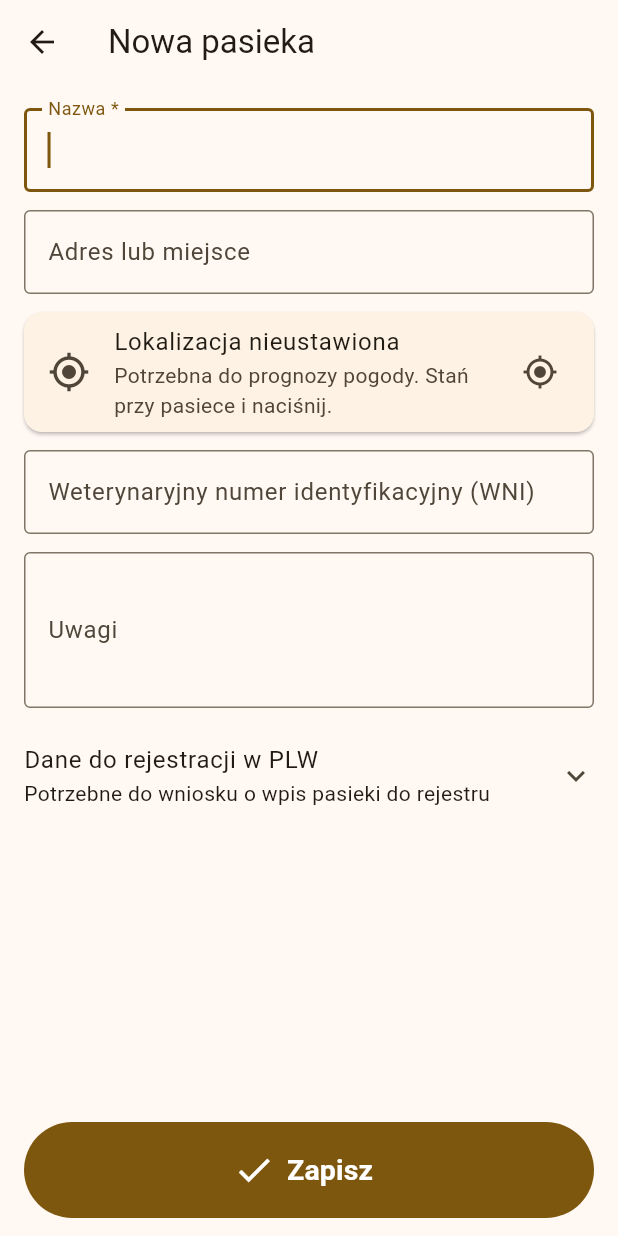
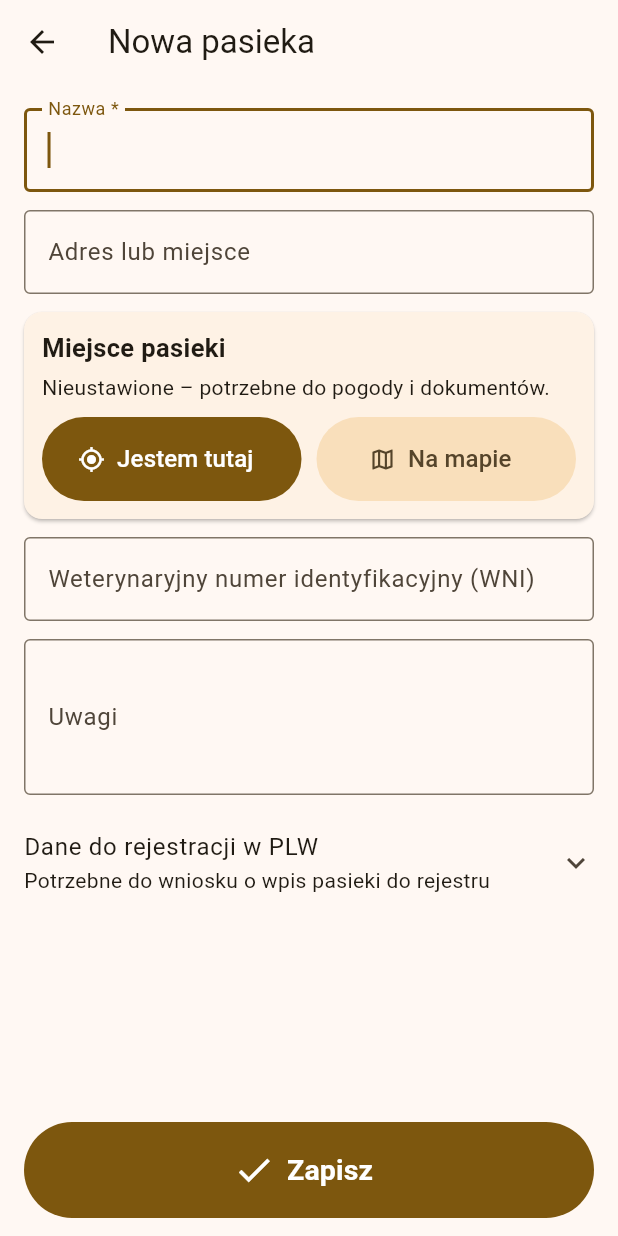
Before and after one commit to krzysztofkupczynski-ops/mobeehive-app, a Flutter app: the ApiaryForm screen opened directly, on a phone screen of 412 x 824 dp. Run offline on Flutter 3.47's test engine with Material 3 defaults, Android fonts, the phone set to English and light mode, and no system bars; our stand-ins replace flutter_map, flutter_secure_storage, geolocator, latlong2, package_info_plus, pdf and 3 more; missing offline and left inert: mobile_scanner; accounts and stored records are empty.

Commit message:
Forma sprzedaży (brak/RHD/SB) w ustawieniach, miejsce pasieki z GPS lub mapy, powiat z lokalizacji
Co-Authored-By: Claude Opus 5.5 <noreply@anthropic.com>
Claude-Session: https://claude.ai/code/session_01M3ULCLHvurboMQJk6nkisQ

```diff
--- a/lib/api.dart
+++ b/lib/api.dart
@@ -91,6 +91,9 @@ class Api {
   Future<Map<String, dynamic>> weather(double lat, double lon) =>
       _get('/weather?lat=${lat.toStringAsFixed(4)}&lon=${lon.toStringAsFixed(4)}');
 
+  Future<Map<String, dynamic>> region(double lat, double lon) =>
+      _get('/region?lat=${lat.toStringAsFixed(5)}&lon=${lon.toStringAsFixed(5)}');
+
   Future<Map<String, dynamic>> sync(int since, Map<String, List<Map<String, dynamic>>> changes) =>
       _post('/sync', {'since': since, 'changes': changes});
 
--- a/lib/main.dart
+++ b/lib/main.dart
@@ -4,6 +4,7 @@ import 'package:intl/date_symbol_data_local.dart';
 
 import 'api.dart';
 import 'db.dart';
+import 'settings.dart';
 import 'screens/home_screen.dart';
 import 'screens/login_screen.dart';
 import 'sync.dart';
@@ -12,6 +13,7 @@ Future<void> main() async {
   WidgetsFlutterBinding.ensureInitialized();
   await initializeDateFormatting('pl');
   await Db.instance.open();
+  await Settings.load();
   await Api.instance.load();
   runApp(const MobeehiveApp());
   SyncService.instance.run();
--- a/lib/screens/forms.dart
+++ b/lib/screens/forms.dart
@@ -1,8 +1,9 @@
 import 'package:flutter/material.dart';
-import 'package:geolocator/geolocator.dart';
+import 'package:latlong2/latlong.dart';
 
 import '../api.dart';
 import '../db.dart';
+import '../location.dart';
 import '../widgets.dart';
 
 /// Formularz pasieki (nowej albo edytowanej).
@@ -28,25 +29,31 @@ class _ApiaryFormState extends State<ApiaryForm> {
   late final _duration = TextEditingController(text: (widget.apiary?['planned_duration'] as String?) ?? 'bezterminowo');
   late double? _lat = double.tryParse('${widget.apiary?['lat']}');
   late double? _lng = double.tryParse('${widget.apiary?['lng']}');
+  late Map<String, dynamic> _region = {
+    for (final k in ['voivodeship', 'county', 'commune', 'teryt']) k: widget.apiary?[k],
+  };
   bool _locating = false;
+  bool _regionLoading = false;
 
-  Future<void> _locate() async {
+  Future<void> _setPoint(LatLng p) async {
+    setState(() {
+      _lat = double.parse(p.latitude.toStringAsFixed(5));
+      _lng = double.parse(p.longitude.toStringAsFixed(5));
+      _region = {};
+      _regionLoading = true;
+    });
+    final r = await resolveRegion({'lat': _lat, 'lng': _lng}, save: false);
+    if (!mounted) return;
+    setState(() {
+      _regionLoading = false;
+      if (r != null) _region = {for (final k in ['voivodeship', 'county', 'commune', 'teryt']) k: r[k]};
+    });
+  }
+
+  Future<void> _here() async {
     setState(() => _locating = true);
     try {
-      if (!await Geolocator.isLocationServiceEnabled()) throw 'Włącz lokalizację w telefonie.';
-      var perm = await Geolocator.checkPermission();
-      if (perm == LocationPermission.denied) perm = await Geolocator.requestPermission();
-      if (perm == LocationPermission.denied || perm == LocationPermission.deniedForever) {
-        throw 'Aplikacja nie ma zgody na lokalizację – możesz ją dać w ustawieniach telefonu.';
-      }
-      final pos = await Geolocator.getCurrentPosition(
-        locationSettings: const LocationSettings(accuracy: LocationAccuracy.high, timeLimit: Duration(seconds: 30)),
-      );
-      setState(() {
-        // 4 miejsca po przecinku (ok. 10 m) – wystarczy dla pasieki i pogody.
-        _lat = double.parse(pos.latitude.toStringAsFixed(4));
-        _lng = double.parse(pos.longitude.toStringAsFixed(4));
-      });
+      await _setPoint(await currentPosition());
     } catch (e) {
       if (mounted) {
         ScaffoldMessenger.of(context).showSnackBar(SnackBar(content: Text(e is String ? e : 'Nie udało się ustalić lokalizacji.')));
@@ -54,6 +61,13 @@ class _ApiaryFormState extends State<ApiaryForm> {
     } finally {
       if (mounted) setState(() => _locating = false);
     }
+  }
+
+  Future<void> _onMap() async {
+    final p = await Navigator.of(context).push<LatLng>(MaterialPageRoute(
+      builder: (_) => MapPickerScreen(initial: _lat == null ? null : LatLng(_lat!, _lng!)),
+    ));
+    if (p != null) await _setPoint(p);
   }
 
   Future<void> _save() async {
@@ -66,6 +80,7 @@ class _ApiaryFormState extends State<ApiaryForm> {
       'notes': _notes.text.trim(),
       'lat': _lat,
       'lng': _lng,
+      ..._region,
       'kind': _kind,
       'wintering_address': _wintering.text.trim(),
       'facilities': _facilities.text.trim(),
@@ -88,14 +103,51 @@ class _ApiaryFormState extends State<ApiaryForm> {
         const SizedBox(height: 12),
         Card(
           margin: EdgeInsets.zero,
-          child: ListTile(
-            leading: const Icon(Icons.my_location, size: 28),
-            title: Text(_lat == null ? 'Lokalizacja nieustawiona' : '${_lat!.toStringAsFixed(4)}, ${_lng!.toStringAsFixed(4)}'),
-            subtitle: const Text('Potrzebna do prognozy pogody. Stań przy pasiece i naciśnij.'),
-            trailing: _locating
-                ? const SizedBox(width: 24, height: 24, child: CircularProgressIndicator(strokeWidth: 2))
-                : const Icon(Icons.gps_fixed),
-            onTap: _locating ? null : _locate,
+          child: Padding(
+            padding: const EdgeInsets.all(12),
+            child: Column(crossAxisAlignment: CrossAxisAlignment.start, children: [
+              const Text('Miejsce pasieki', style: TextStyle(fontSize: 17, fontWeight: FontWeight.w600)),
+              const SizedBox(height: 4),
+              Text(_lat == null ? 'Nieustawione – potrzebne do pogody i dokumentów.' : '${_lat!.toStringAsFixed(5)}, ${_lng!.toStringAsFixed(5)}'),
+              if (_regionLoading)
+                const Padding(padding: EdgeInsets.only(top: 6), child: Text('Ustalam powiat…'))
+              else if ('${_region['county'] ?? ''}'.isNotEmpty)
+                Padding(
+                  padding: const EdgeInsets.only(top: 6),
+                  child: Text(regionLabel(_region), style: const TextStyle(fontSize: 16, fontWeight: FontWeight.w600)),
+                )
+              else if (_lat != null)
+                const Padding(
+                  padding: EdgeInsets.only(top: 6),
+                  child: Text('Powiat ustalimy, gdy będzie połączenie z internetem.'),
+                ),
+              const SizedBox(height: 10),
+              Row(children: [
+                Expanded(
+                  child: SizedBox(
+                    height: 56,
+                    child: FilledButton.icon(
+                      onPressed: _locating ? null : _here,
+                      icon: _locating
+                          ? const SizedBox(width: 20, height: 20, child: CircularProgressIndicator(strokeWidth: 2))
+                          : const Icon(Icons.my_location),
+                      label: const Text('Jestem tutaj', style: TextStyle(fontSize: 16)),
+                    ),
+                  ),
+                ),
+                const SizedBox(width: 10),
+                Expanded(
+                  child: SizedBox(
+                    height: 56,
+                    child: FilledButton.tonalIcon(
+                      onPressed: _onMap,
+                      icon: const Icon(Icons.map_outlined),
+                      label: const Text('Na mapie', style: TextStyle(fontSize: 16)),
+                    ),
+                  ),
+                ),
+              ]),
+            ]),
           ),
         ),
         const SizedBox(height: 12),
--- a/lib/screens/rhd_forms.dart
+++ b/lib/screens/rhd_forms.dart
@@ -5,6 +5,7 @@ import '../db.dart';
 import '../feeding.dart' show fmtAmount;
 import '../owner.dart';
 import '../rhd.dart';
+import '../settings.dart';
 import '../widgets.dart';
 
 final _dayFmt = DateFormat('yyyy-MM-dd');
@@ -321,7 +322,7 @@ class _SaleFormState extends State<SaleForm> {
       ScaffoldMessenger.of(context).showSnackBar(const SnackBar(content: Text('Przy sprzedaży do sklepu lub restauracji podaj nazwę i adres odbiorcy.')));
       return;
     }
-    if (business) {
+    if (business && Settings.sales == SalesMode.rhd) {
       final others = _sales.where((s) => s['id'] != _e['id']).toList();
       final used = salesTotals(others, _on.year).business;
       if (used + _qty > rhdBusinessLimitKg) {
--- a/pubspec.yaml
+++ b/pubspec.yaml
@@ -24,6 +24,8 @@ dependencies:
   geolocator: ^13.0.1
   pdf: ^3.11.1
   printing: ^5.13.4
+  flutter_map: ^7.0.2
+  latlong2: ^0.9.1
 
 dev_dependencies:
   flutter_lints: ^4.0.0
```
Also changed, not shown: lib/docs/rhd_registers.dart (+5 -5 lines), lib/location.dart (added, +157 -0 lines), lib/screens/apiary_screen.dart (+21 -0 lines), lib/screens/documents_screen.dart (+8 -5 lines), lib/screens/home_screen.dart (+7 -1 lines), lib/screens/rhd_screen.dart (+6 -2 lines), lib/screens/settings_screen.dart (added, +67 -0 lines), lib/settings.dart (added, +30 -0 lines).
